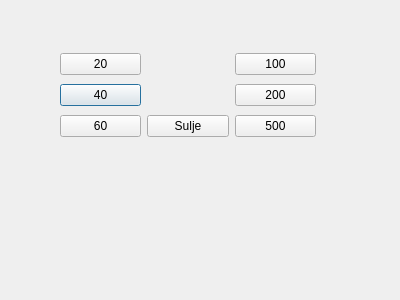
This is bankautomat/drawmoney.ui in bank-2022/group10 as Qt 5 draws it before an edit. The edited form follows.
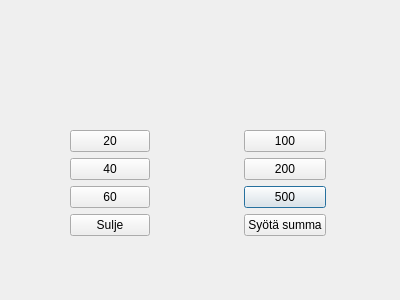
This is the edited form.

What changed in the file:
```diff
--- a/bankautomat/drawmoney.ui
+++ b/bankautomat/drawmoney.ui
@@ -16,17 +16,17 @@
   <widget class="QWidget" name="gridLayoutWidget">
    <property name="geometry">
     <rect>
-     <x>60</x>
-     <y>50</y>
+     <x>70</x>
+     <y>130</y>
      <width>256</width>
-     <height>91</height>
+     <height>108</height>
     </rect>
    </property>
    <layout class="QGridLayout" name="gridLayout">
-    <item row="1" column="0">
-     <widget class="QPushButton" name="btnDraw40">
+    <item row="2" column="2">
+     <widget class="QPushButton" name="btnDraw500">
       <property name="text">
-       <string>40</string>
+       <string>500</string>
       </property>
      </widget>
     </item>
@@ -37,10 +37,10 @@
       </property>
      </widget>
     </item>
-    <item row="2" column="1">
-     <widget class="QPushButton" name="btnDrawClose">
+    <item row="1" column="0">
+     <widget class="QPushButton" name="btnDraw40">
       <property name="text">
-       <string>Sulje</string>
+       <string>40</string>
       </property>
      </widget>
     </item>
@@ -51,20 +51,6 @@
       </property>
      </widget>
     </item>
-    <item row="2" column="2">
-     <widget class="QPushButton" name="btnDraw500">
-      <property name="text">
-       <string>500</string>
-      </property>
-     </widget>
-    </item>
-    <item row="1" column="2">
-     <widget class="QPushButton" name="btnDraw200">
-      <property name="text">
-       <string>200</string>
-      </property>
-     </widget>
-    </item>
     <item row="0" column="2">
      <widget class="QPushButton" name="btnDraw100">
       <property name="text">
@@ -72,8 +58,62 @@
       </property>
      </widget>
     </item>
+    <item row="1" column="2">
+     <widget class="QPushButton" name="btnDraw200">
+      <property name="text">
+       <string>200</string>
+      </property>
+     </widget>
+    </item>
+    <item row="3" column="0">
+     <widget class="QPushButton" name="btnDrawClose">
+      <property name="text">
+       <string>Sulje</string>
+      </property>
+     </widget>
+    </item>
+    <item row="3" column="2">
+     <widget class="QPushButton" name="btnDrawX">
+      <property name="text">
+       <string>Syötä summa</string>
+      </property>
+     </widget>
+    </item>
+    <item row="1" column="1">
+     <spacer name="horizontalSpacer">
+      <property name="orientation">
+       <enum>Qt::Horizontal</enum>
+      </property>
+      <property name="sizeHint" stdset="0">
+       <size>
+        <width>40</width>
+        <height>20</height>
+       </size>
+      </property>
+     </spacer>
+    </item>
    </layout>
   </widget>
+  <widget class="QLabel" name="labelStatus">
+   <property name="geometry">
+    <rect>
+     <x>70</x>
+     <y>70</y>
+     <width>251</width>
+     <height>41</height>
+    </rect>
+   </property>
+   <property name="font">
+    <font>
+     <pointsize>12</pointsize>
+     <weight>75</weight>
+     <bold>true</bold>
+    </font>
+   </property>
+   <property name="text">
+    <string/>
+   </property>
+  </widget>
  </widget>
  <resources/>
  <connections/>
```
